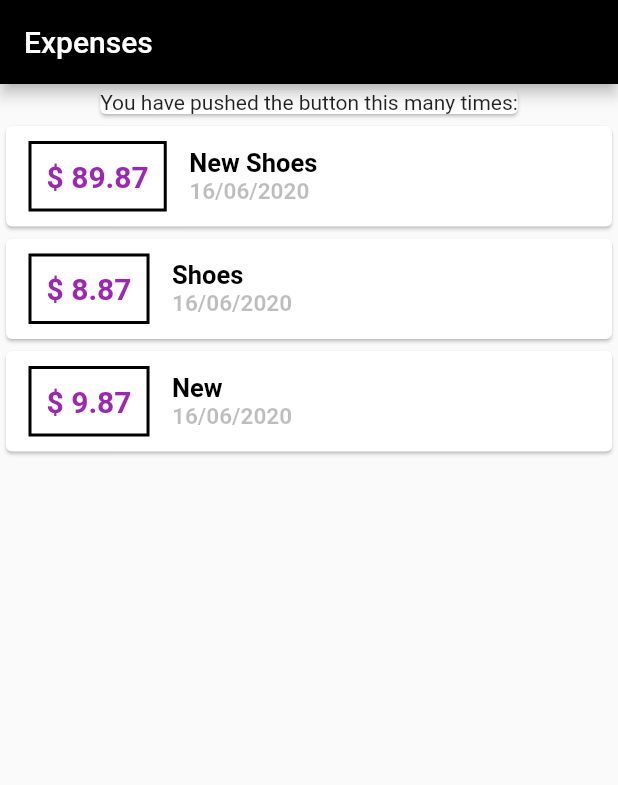
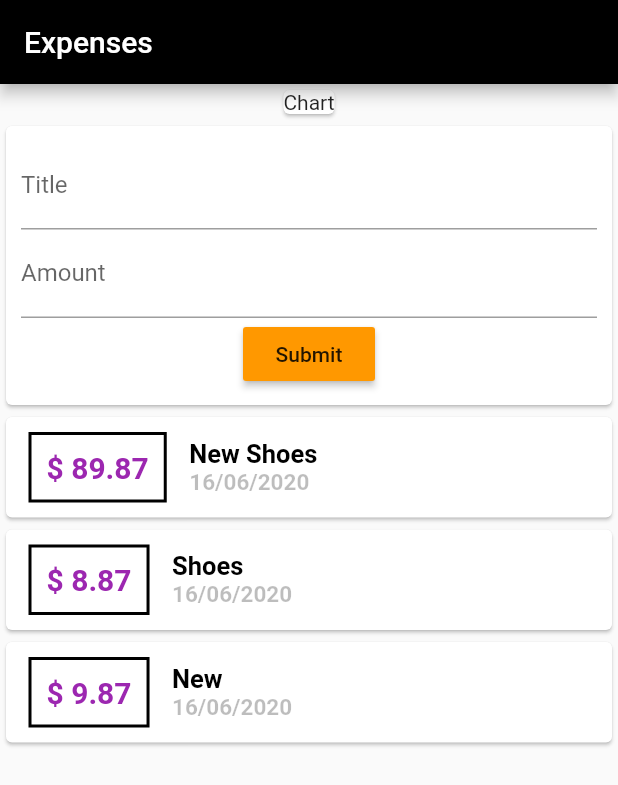
Before and after one commit to saurabhgrewal718/personal_expense, a Flutter app: the screen it shows after launch, on a phone screen of 412 x 824 dp. Shown: the top 785 px of the screen. Run offline on Flutter 3.47's test engine with Material 2 defaults, Android fonts, the light colour scheme and no system bars.

Commit message:
the files got split uyp and every files works its job...adding a new transaction instantaneously shows the new transaction on screen

```diff
--- a/lib/main.dart
+++ b/lib/main.dart
@@ -1,7 +1,6 @@
 import 'package:flutter/material.dart';
-import 'package:intl/intl.dart';
-
-import './transactions.dart';
+import 'package:personal_expence/widgets/user_transactions.dart';
+import './widgets/user_transactions.dart';
 
 void main() {
   runApp(MyApp());
@@ -22,27 +21,8 @@ class MyApp extends StatelessWidget {
 }
 
 class MyHomePage extends StatelessWidget {
-  final List<Transaction>transactions = [
-    Transaction(
-      id:'t1',
-      amount: 89.87,
-      title: 'New Shoes',
-      date: DateTime.now(),
-    ),
-    Transaction(
-      id:'t2',
-      amount: 8.87,
-      title: 'Shoes',
-      date: DateTime.now(),
-    ),
-    Transaction(
-      id:'t3',
-      amount: 9.87,
-      title: 'New',
-      date: DateTime.now(),
-    ),
-  ];
-
+  // String titleInput;
+  // String amountInput;
 
   @override
   Widget build(BuildContext context) {
@@ -56,36 +36,10 @@ class MyHomePage extends StatelessWidget {
           children: <Widget>[
             Card(
               child:Container(
-                child: Text('You have pushed the button this many times:')
+                child: Text('Chart')
               ),
             ),
-            Column(
-              children: transactions.map((tx) {
-                return Card(
-                  child: Row(children: <Widget>[
-                    Container(
-                      margin: EdgeInsets.symmetric(
-                        vertical: 10,
-                        horizontal: 15,
-                      ),
-                      padding: EdgeInsets.all(10),
-                      decoration: BoxDecoration(border: Border.all(color: Colors.black,width: 2,)),
-                      child: Text('\$ ${tx.amount}',style: TextStyle(fontWeight: FontWeight.bold,fontSize: 20,color: Colors.purple),),
-                    ),
-                    Column(
-                      crossAxisAlignment:CrossAxisAlignment.start ,
-                      children:<Widget>[
-                        Text(tx.title,style: TextStyle(fontWeight: FontWeight.bold,fontSize: 17,color: Colors.black)),
-                        Text(
-                          DateFormat('dd/MM/yyyy').format(tx.date),
-                          style: TextStyle(fontWeight: FontWeight.bold,fontSize: 15,color: Colors.black26),
-                        ),
-                      ],
-                    ),
-                  ],)
-                );
-              }).toList(),
-            ),
+            UserTransactions(),
           ],
         ),
       ),
--- /dev/null
+++ b/lib/widgets/new_transaction.dart
@@ -0,0 +1,42 @@
+import 'package:flutter/material.dart';
+
+class NewTransaction extends StatelessWidget {
+  final Function addTx;
+
+  NewTransaction(this.addTx);
+
+  final titleController = TextEditingController();
+  final amountController = TextEditingController();
+
+  @override
+  Widget build(BuildContext context) {
+    return Card(
+              child: Container(
+                padding: EdgeInsets.all(10),
+                child: Column(children: <Widget>[
+                  TextField(
+                    decoration: InputDecoration(labelText: 'Title'),
+                    // onChanged: (val){
+                    //   titleInput=val;
+                    // },
+                    controller:titleController,
+                  ),
+                  TextField(
+                    decoration: InputDecoration(labelText: 'Amount'),
+                    // onChanged: (val){
+                    //   amountInput=val;
+                    // },
+                    controller: amountController,
+                  ),
+                  RaisedButton(
+                    child: Text("Submit"),
+                    color: Colors.orange,
+                    onPressed: () {
+                      addTx(titleController.text,double.parse(amountController.text));
+                    },
+                  )
+                ],),
+              ),
+            );
+  }
+}
--- /dev/null
+++ b/lib/widgets/transaction_list.dart
@@ -0,0 +1,47 @@
+import 'package:flutter/material.dart';
+import '../models/transactions.dart';
+import 'package:intl/intl.dart';
+
+
+class TransactionLisst extends StatelessWidget {
+//   @override
+//   _TransactionLisstState createState() => _TransactionLisstState();
+// }
+
+// class _TransactionLisstState extends State<TransactionLisst> {
+  final List<Transaction> transactions;
+
+  TransactionLisst(this.transactions);
+  @override
+  Widget build(BuildContext context) {
+    return Column(
+              children: transactions.map((tx) {
+                return Card(
+                  child: Row(children: <Widget>[
+                    Container(
+                      margin: EdgeInsets.symmetric(
+                        vertical: 10,
+                        horizontal: 15,
+                      ),
+                      padding: EdgeInsets.all(10),
+                      decoration: BoxDecoration(border: Border.all(color: Colors.black,width: 2,)),
+                      child: Text('\$ ${tx.amount}',style: TextStyle(fontWeight: FontWeight.bold,fontSize: 20,color: Colors.purple),),
+                    ),
+                    Column(
+                      crossAxisAlignment:CrossAxisAlignment.start ,
+                      children:<Widget>[
+                        Text(
+                          tx.title,
+                          style: TextStyle(fontWeight: FontWeight.bold,fontSize: 17,color: Colors.black)),
+                        Text(
+                          DateFormat('dd/MM/yyyy').format(tx.date),
+                          style: TextStyle(fontWeight: FontWeight.bold,fontSize: 15,color: Colors.black26),
+                        ),
+                      ],
+                    ),
+                  ],)
+                );
+              }).toList(),
+    );
+  }
+}
--- /dev/null
+++ b/lib/widgets/user_transactions.dart
@@ -0,0 +1,58 @@
+import 'package:flutter/material.dart';
+import './new_transaction.dart';
+import './transaction_list.dart';
+import '../models/transactions.dart';
+
+class UserTransactions extends StatefulWidget {
+  @override
+  _UserTransactionsState createState() => _UserTransactionsState();
+}
+
+class _UserTransactionsState extends State<UserTransactions> {
+  final List<Transaction> _usertransaction = [
+    Transaction(
+      id:'t1',
+      amount: 89.87,
+      title: 'New Shoes',
+      date: DateTime.now(),
+    ),
+    Transaction(
+      id:'t2',
+      amount: 8.87,
+      title: 'Shoes',
+      date: DateTime.now(),
+    ),
+    Transaction(
+      id:'t3',
+      amount: 9.87,
+      title: 'New',
+      date: DateTime.now(),
+    ),
+  ];
+
+  void _addNewTransaction(String txtitle,double txamount){
+    final newTx = Transaction(
+      title:txtitle,
+      amount: txamount,
+      date: DateTime.now(),
+      id: DateTime.now().toString(),
+    );
+
+    setState((){
+      _usertransaction.add(newTx);
+    });
+
+  }
+
+
+
+  @override
+  Widget build(BuildContext context) {
+    return Column(
+      children: <Widget>[
+        NewTransaction(_addNewTransaction),
+        TransactionLisst(_usertransaction),
+      ],
+    );
+  }
+}
```
Also changed, not shown: lib/models/transactions.dart (renamed from lib/transactions.dart).
